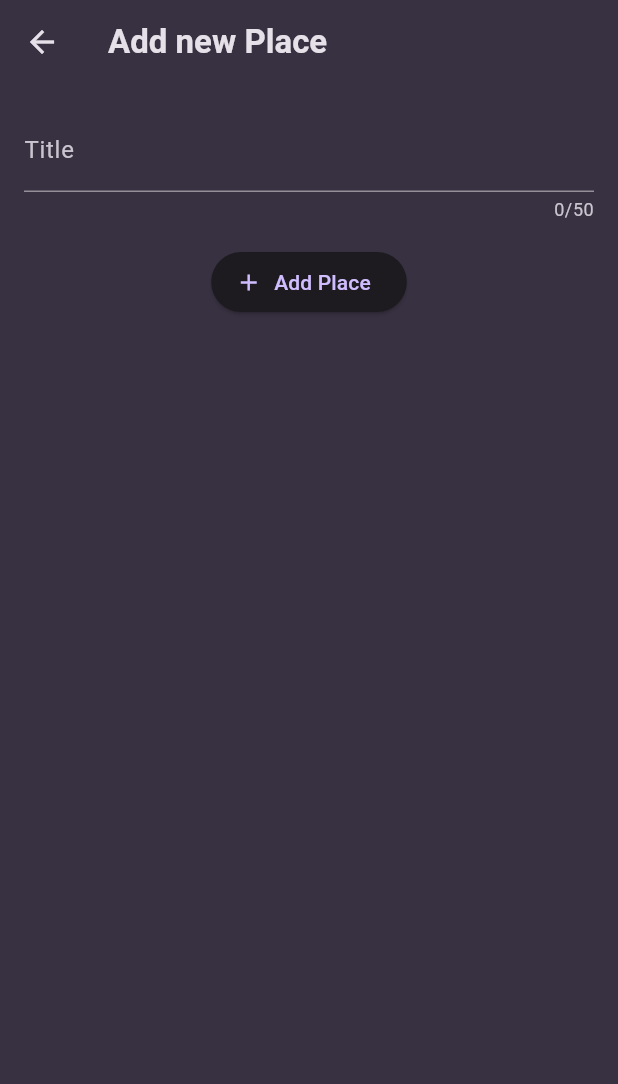
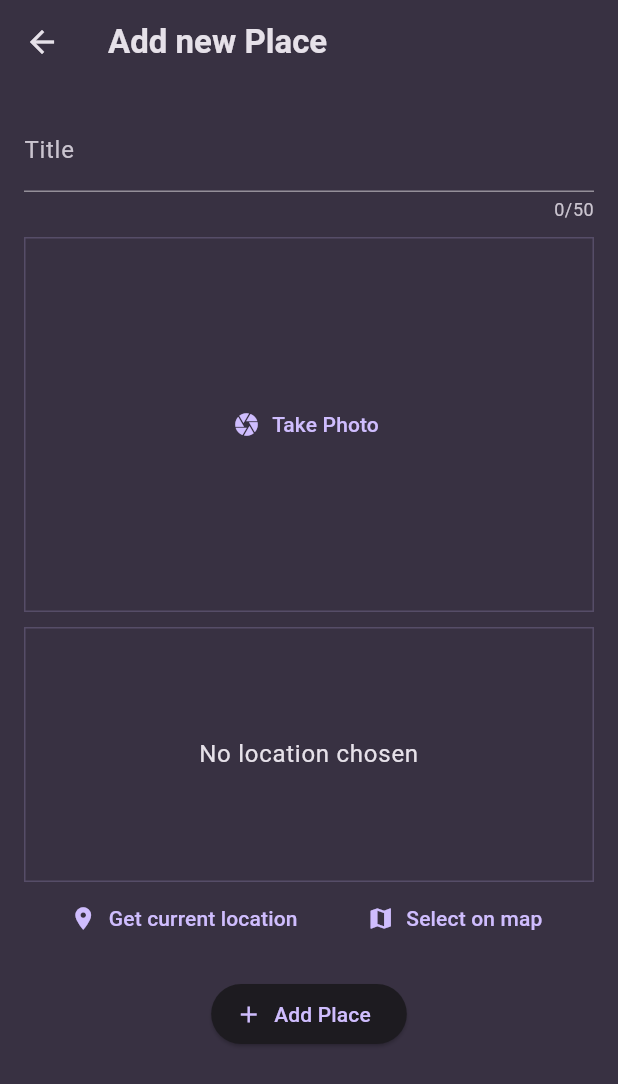
Before and after one commit to reema14a/flutter-favorite-places, a Flutter app: the AddPlaceScreen screen opened directly, on a phone screen of 412 x 824 dp. Shown: the top 1084 px of the screen. Run offline on Flutter 3.47's test engine with Material 3 defaults, Android fonts, the light colour scheme and no system bars; our stand-ins replace flutter_riverpod, google_fonts, google_maps_flutter, image_picker, location.

Commit message:
Added functionality for camera, location and maps feature

```diff
--- a/lib/models/place.dart
+++ b/lib/models/place.dart
@@ -1,14 +1,36 @@
 import 'package:uuid/uuid.dart';
+import 'dart:io';
 
 const uuid = Uuid();
 
 class Place {
   final String id;
   final String title;
-  final String? image;
+  final File image;
+  final PlaceLocation location;
 
-  Place(
-    this.title, {
-    this.image,
+  Place({
+    required this.title,
+    required this.image,
+    required this.location,
   }) : id = uuid.v4();
 }
+
+class PlaceLocation {
+  final double latitude;
+  final double longitude;
+  final String address;
+
+  const PlaceLocation({
+    required this.latitude,
+    required this.longitude,
+    required this.address,
+  });
+
+  String get locationImage {
+    final lat = latitude;
+    final lng = longitude;
+
+    return 'https://maps.googleapis.com/maps/api/staticmap?center=$lat,$lng&zoom=16&size=600x300&maptype=roadmap&markers=color:blue%7Clabel:S%7C$lat,$lng&key=AIzaSyDklLIV7vU9K_MGsZPDZE9UVabse8Pcq14';
+  }
+}
--- a/lib/providers/places_provider.dart
+++ b/lib/providers/places_provider.dart
@@ -1,11 +1,13 @@
+import 'dart:io';
+
 import 'package:flutter_riverpod/flutter_riverpod.dart';
 import 'package:flutter_fav_places/models/place.dart';
 
 class PlacesNotifier extends StateNotifier<List<Place>> {
   PlacesNotifier() : super(const []);
 
-  void addPlace(String title) {
-    final newPlace = Place(title);
+  void addPlace(String title, File image, PlaceLocation location) {
+    final newPlace = Place(title: title, image: image, location: location);
     state = [...state, newPlace];
   }
 
--- a/lib/screens/add_place.dart
+++ b/lib/screens/add_place.dart
@@ -1,6 +1,11 @@
+import 'dart:io';
+
 import 'package:flutter/material.dart';
 import 'package:flutter_riverpod/flutter_riverpod.dart';
 import 'package:flutter_fav_places/providers/places_provider.dart';
+import 'package:flutter_fav_places/models/place.dart';
+import 'package:flutter_fav_places/widgets/image_input.dart';
+import 'package:flutter_fav_places/widgets/location_input.dart';
 
 class AddPlaceScreen extends ConsumerStatefulWidget {
   const AddPlaceScreen({super.key});
@@ -11,6 +16,8 @@ class AddPlaceScreen extends ConsumerStatefulWidget {
 
 class _AddPlaceScreenState extends ConsumerState<AddPlaceScreen> {
   final _titleController = TextEditingController();
+  File? _selectedImage;
+  PlaceLocation? _selectedLocation;
 
   @override
   void dispose() {
@@ -18,14 +25,30 @@ class _AddPlaceScreenState extends ConsumerState<AddPlaceScreen> {
     super.dispose();
   }
 
+  void _selectImage(File image) {
+    _selectedImage = image;
+  }
+
+  void _selectLocation(PlaceLocation location) {
+    _selectedLocation = location;
+  }
+
   void _savePlace() {
     final enteredTitle = _titleController.text.trim();
 
-    if (enteredTitle.isEmpty) {
+    if (enteredTitle.isEmpty ||
+        _selectedImage == null ||
+        _selectedLocation == null) {
       return;
     }
 
-    ref.read(placesProvider.notifier).addPlace(enteredTitle);
+    ref
+        .read(placesProvider.notifier)
+        .addPlace(
+          enteredTitle,
+          _selectedImage!,
+          _selectedLocation!,
+        );
     Navigator.of(context).pop();
   }
 
@@ -45,6 +68,10 @@ class _AddPlaceScreenState extends ConsumerState<AddPlaceScreen> {
                 labelText: 'Title',
               ),
             ),
+            const SizedBox(height: 10),
+            ImageInput(onPickImage: _selectImage),
+            const SizedBox(height: 10),
+            LocationInput(onSelectLocation: _selectLocation),
             const SizedBox(height: 16),
             ElevatedButton.icon(
               onPressed: _savePlace,
--- /dev/null
+++ b/lib/widgets/image_input.dart
@@ -0,0 +1,65 @@
+import 'dart:io';
+
+import 'package:flutter/material.dart';
+import 'package:image_picker/image_picker.dart';
+
+class ImageInput extends StatefulWidget {
+  final void Function(File image) onPickImage;
+  const ImageInput({super.key, required this.onPickImage});
+
+  @override
+  State<ImageInput> createState() => _ImageInputState();
+}
+
+class _ImageInputState extends State<ImageInput> {
+  File? _selectedImage;
+
+  void _takePicture() async {
+    final picker = ImagePicker();
+    final pickedImage = await picker.pickImage(
+      source: ImageSource.camera,
+      maxWidth: 600,
+    );
+    if (pickedImage == null) {
+      return;
+    }
+    setState(() {
+      _selectedImage = File(pickedImage.path);
+    });
+    widget.onPickImage(_selectedImage!);
+  }
+
+  @override
+  Widget build(BuildContext context) {
+    Widget content = TextButton.icon(
+      onPressed: _takePicture,
+      icon: const Icon(Icons.camera),
+      label: const Text('Take Photo'),
+    );
+
+    if (_selectedImage != null) {
+      content = GestureDetector(
+        onTap: _takePicture,
+        child: Image.file(
+          _selectedImage!,
+          fit: BoxFit.cover,
+          height: double.infinity,
+          width: double.infinity,
+        ),
+      );
+    }
+
+    return Container(
+      height: 250,
+      width: double.infinity,
+      alignment: Alignment.center,
+      decoration: BoxDecoration(
+        border: Border.all(
+          width: 1,
+          color: Theme.of(context).colorScheme.primary.withValues(alpha: 0.2),
+        ),
+      ),
+      child: content,
+    );
+  }
+}
--- /dev/null
+++ b/lib/widgets/location_input.dart
@@ -0,0 +1,160 @@
+import 'dart:convert';
+
+import 'package:google_maps_flutter/google_maps_flutter.dart';
+import 'package:location/location.dart';
+import 'package:http/http.dart' as http;
+import 'package:flutter/material.dart';
+
+import 'package:flutter_fav_places/models/place.dart';
+import 'package:flutter_fav_places/screens/map.dart';
+
+class LocationInput extends StatefulWidget {
+  final Function(PlaceLocation) onSelectLocation;
+  const LocationInput({super.key, required this.onSelectLocation});
+
+  @override
+  State<LocationInput> createState() => _LocationInputState();
+}
+
+class _LocationInputState extends State<LocationInput> {
+  PlaceLocation? _pickedLocation;
+  var _isGettingLocation = false;
+
+  void _savePlace(double latitude, double longitude) async {
+    final url =
+        'https://maps.googleapis.com/maps/api/geocode/json?latlng=$latitude,$longitude&key=AIzaSyDklLIV7vU9K_MGsZPDZE9UVabse8Pcq14';
+    final response = await http.get(Uri.parse(url));
+
+    if (response.statusCode != 200) {
+      final errorMessage = 'Failed to fetch address';
+      ScaffoldMessenger.of(context).showSnackBar(
+        SnackBar(
+          content: Text(errorMessage),
+        ),
+      );
+      return;
+    }
+
+    final resData = jsonDecode(response.body);
+    final address = resData['results'][0]['formatted_address'];
+
+    // print(address);
+
+    setState(() {
+      _isGettingLocation = false;
+      _pickedLocation = PlaceLocation(
+        latitude: latitude,
+        longitude: longitude,
+        address: address,
+      );
+    });
+    widget.onSelectLocation(_pickedLocation!);
+  }
+
+  void _getCurrentLocation() async {
+    Location location = Location();
+
+    bool serviceEnabled;
+    PermissionStatus permissionGranted;
+    LocationData locationData;
+
+    serviceEnabled = await location.serviceEnabled();
+    if (!serviceEnabled) {
+      serviceEnabled = await location.requestService();
+      if (!serviceEnabled) {
+        return;
+      }
+    }
+
+    permissionGranted = await location.hasPermission();
+    if (permissionGranted == PermissionStatus.denied) {
+      permissionGranted = await location.requestPermission();
+      if (permissionGranted != PermissionStatus.granted) {
+        return;
+      }
+    }
+    setState(() {
+      _isGettingLocation = true;
+    });
+    locationData = await location.getLocation();
+
+    final lat = locationData.latitude;
+    final lng = locationData.longitude;
+
+    if (lat == null || lng == null) {
+      return;
+    }
+    _savePlace(lat, lng);
+  }
+
+  void _selectOnMap() async {
+    final result = await Navigator.of(context).push<LatLng>(
+      MaterialPageRoute(
+        builder: (context) => const MapScreen(),
+      ),
+    );
+    if (result == null) {
+      return;
+    }
+
+    _savePlace(result.latitude, result.longitude);
+  }
+
+  @override
+  Widget build(BuildContext context) {
+    Widget previewContent = Text(
+      'No location chosen',
+      textAlign: TextAlign.center,
+      style: Theme.of(context).textTheme.bodyLarge!.copyWith(
+        color: Theme.of(context).colorScheme.onSurface,
+      ),
+    );
+
+    if (_pickedLocation != null) {
+      previewContent = Image.network(
+        _pickedLocation!.locationImage,
+        fit: BoxFit.cover,
+        width: double.infinity,
+        height: double.infinity,
+      );
+    }
+
+    if (_isGettingLocation) {
+      previewContent = const CircularProgressIndicator();
+    }
+
+    return Column(
+      children: [
+        Container(
+          height: 170,
+          width: double.infinity,
+          alignment: Alignment.center,
+          decoration: BoxDecoration(
+            border: Border.all(
+              width: 1,
+              color: Theme.of(
+                context,
+              ).colorScheme.primary.withValues(alpha: 0.2),
+            ),
+          ),
+          child: previewContent,
+        ),
+        Row(
+          mainAxisAlignment: MainAxisAlignment.spaceEvenly,
+          children: [
+            TextButton.icon(
+              onPressed: _getCurrentLocation,
+              icon: const Icon(Icons.location_on),
+              label: const Text('Get current location'),
+            ),
+            TextButton.icon(
+              onPressed: _selectOnMap,
+              icon: const Icon(Icons.map),
+              label: const Text('Select on map'),
+            ),
+          ],
+        ),
+      ],
+    );
+  }
+}
--- a/pubspec.yaml
+++ b/pubspec.yaml
@@ -37,6 +37,10 @@ dependencies:
   google_fonts: ^6.2.1
   flutter_riverpod: ^2.6.1
   uuid: ^4.5.1
+  image_picker: ^1.1.2
+  location: ^8.0.1
+  http: ^1.4.0
+  google_maps_flutter: ^2.12.3
 
 dev_dependencies:
   flutter_test:
```
Also changed, not shown: lib/screens/map.dart (added, +69 -0 lines), lib/screens/place_details.dart (+62 -12 lines), lib/widgets/places_list.dart (+10 -0 lines), pubspec.lock, 9 other files.
